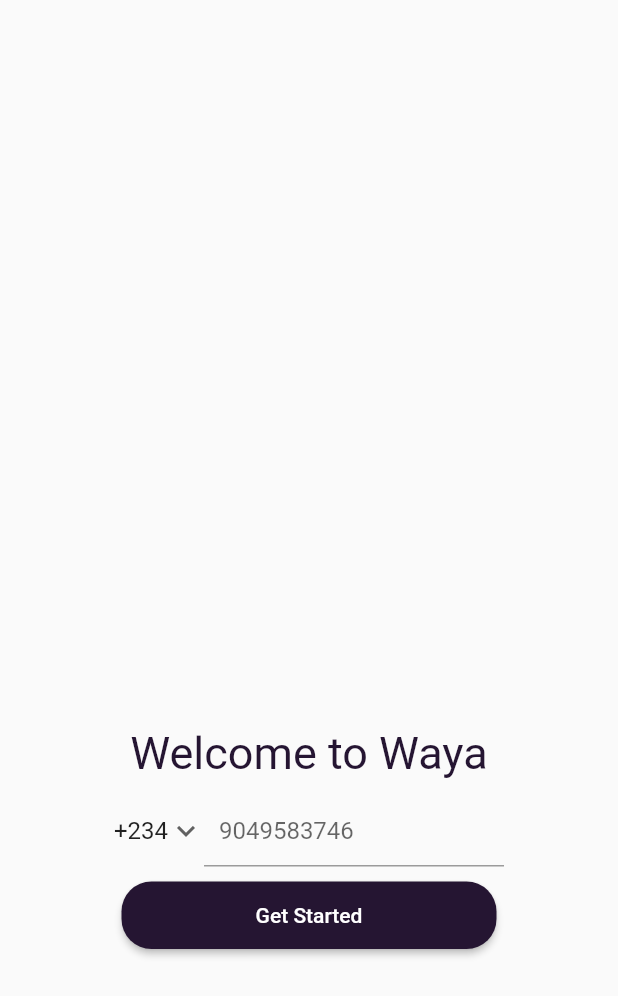
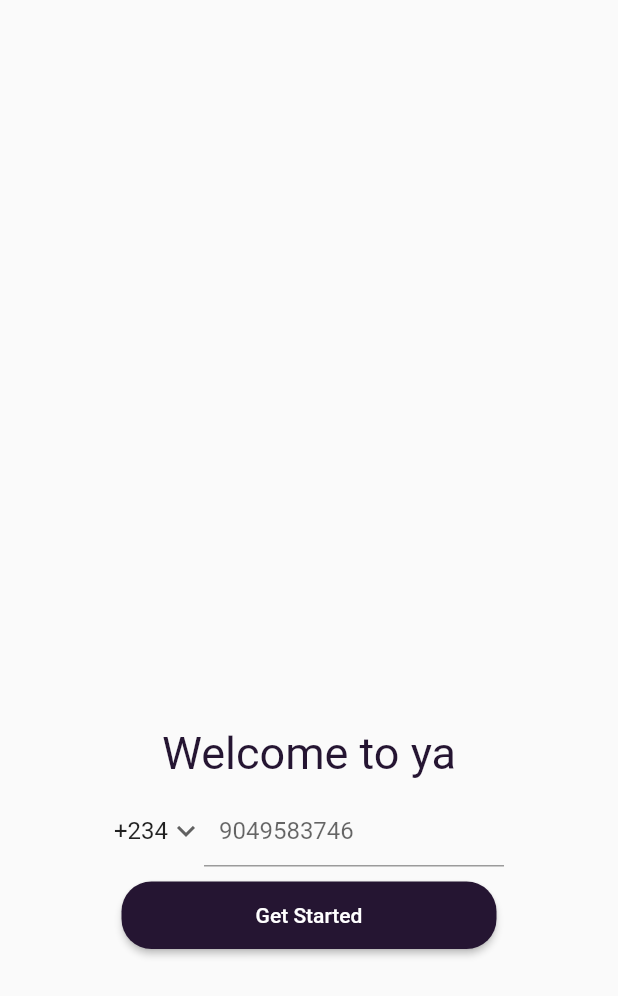
Before and after one commit to sonysn/waya-ui-flutter, a Flutter app: the screen it shows after launch, on a phone screen of 412 x 824 dp. Shown: the top 996 px of the screen. Run offline on Flutter 3.47's test engine with Material 2 defaults, Android fonts, the phone set to English and light mode, and no system bars; our stand-ins replace flutter_map, latlong2, location; missing offline and left inert: geocode, time_greeting.

```diff
--- a/lib/screens/welcomepage.dart
+++ b/lib/screens/welcomepage.dart
@@ -28,7 +28,7 @@ class _WelcomePageState extends State<WelcomePage> {
             child: Column(
               children: [
                 const Text(
-                  "Welcome to Waya",
+                  "Welcome to ya",
                   style: TextStyle(fontSize: 30, color: customPurple),
                 ),
                 const SizedBox(
```
